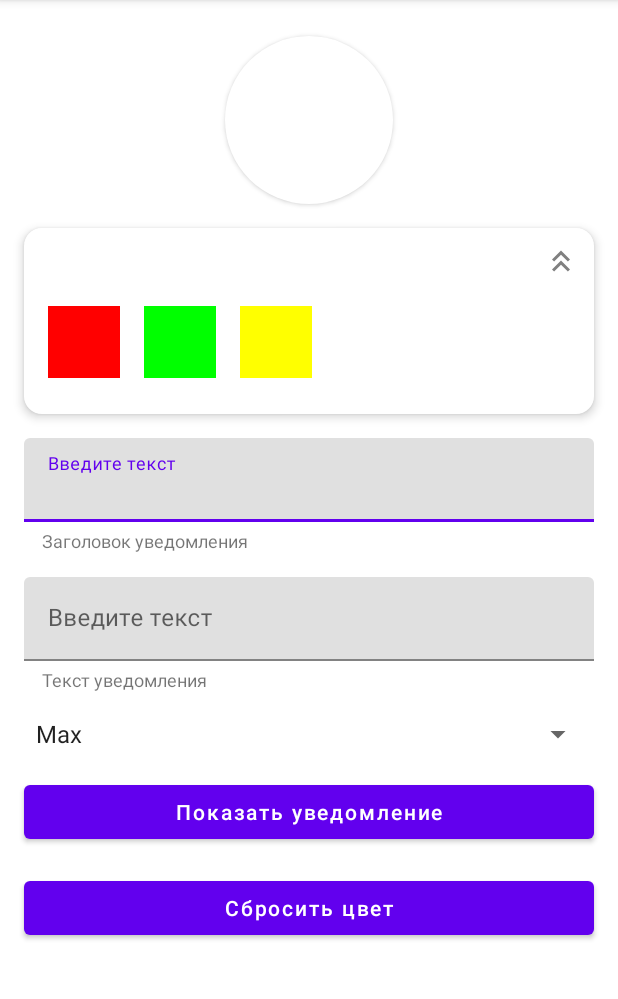
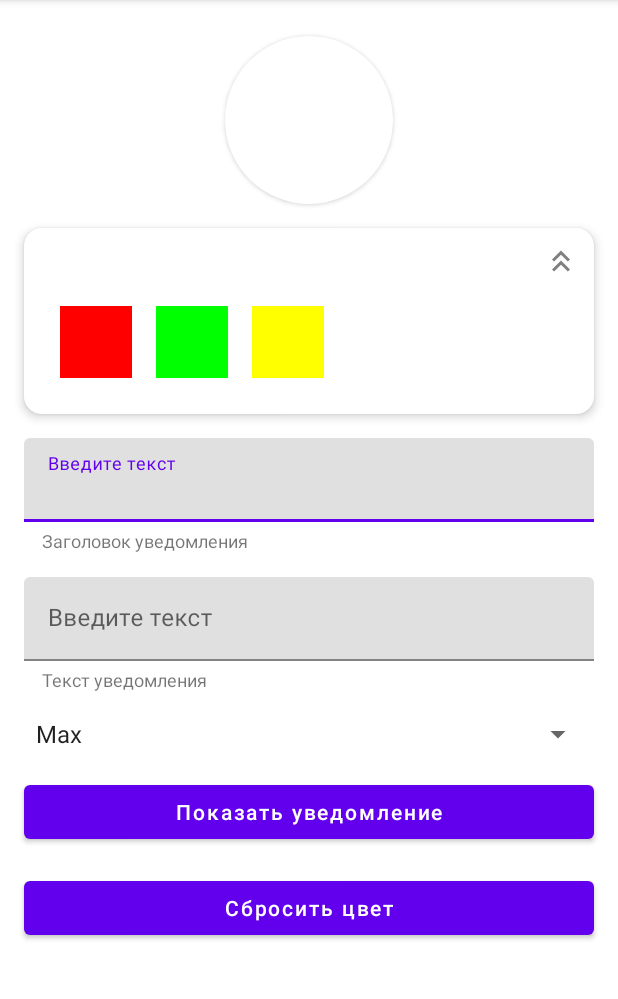
Before and after one commit to Raliiinz/android-development, an Android app: the screen it shows after launch (MainActivity), after a tap on "Стрелка вниз", on a phone screen of 412 x 824 dp, the part 84-1083 px from its top. Run offline under Robolectric (Android 15) with nearby library versions, the phone set to English and light mode, and no system bars; pictures from the network do not load.

Commit message:
Исправлены недочеты

```diff
--- a/app/src/main/java/ru/itis/androiddevelopment/MainActivity.kt
+++ b/app/src/main/java/ru/itis/androiddevelopment/MainActivity.kt
@@ -20,6 +20,7 @@ class MainActivity : BaseActivity(){
     var permissionsHandler: PermissionsHandler? = null
 
     override fun onCreate(savedInstanceState: Bundle?) {
+        setTheme(currentThemeResId)
         super.onCreate(savedInstanceState)
         viewBinding = ActivityMainBinding.inflate(layoutInflater)
         setContentView(viewBinding?.root)
@@ -59,6 +60,11 @@ class MainActivity : BaseActivity(){
         }
     }
 
+    fun applyTheme(themeResId: Int) {
+        currentThemeResId = themeResId
+        recreate()
+    }
+
     private fun showToast(message: String) {
         Toast.makeText(this, message, Toast.LENGTH_SHORT).show()
     }
@@ -69,4 +75,8 @@ class MainActivity : BaseActivity(){
         permissionsHandler = null
         super.onDestroy()
     }
+
+    companion object {
+        var currentThemeResId: Int = R.style.Base_Theme_AndroidDevelopment
+    }
 }
--- /dev/null
+++ b/app/src/main/java/ru/itis/androiddevelopment/adapter/ColorsAdapter.kt
@@ -0,0 +1,35 @@
+package ru.itis.androiddevelopment.adapter
+
+import android.view.LayoutInflater
+import android.view.ViewGroup
+import androidx.recyclerview.widget.RecyclerView
+import ru.itis.androiddevelopment.databinding.ItemColorBinding
+
+class ColorsAdapter(
+    private val colors: List<Int>,
+    private val onClick: (Int) -> Unit
+) : RecyclerView.Adapter<ColorsAdapter.ColorViewHolder>() {
+
+    override fun onCreateViewHolder(parent: ViewGroup, viewType: Int): ColorViewHolder {
+        val binding = ItemColorBinding.inflate(LayoutInflater.from(parent.context),parent,false)
+        return ColorViewHolder(binding = binding)
+    }
+
+    override fun onBindViewHolder(holder: ColorViewHolder, position: Int) {
+        holder.bind(colors[position])
+    }
+
+    override fun getItemCount() = colors.size
+
+    inner class ColorViewHolder(private val binding: ItemColorBinding) :
+        RecyclerView.ViewHolder(binding.root) {
+
+        private val colorView = binding.colorView
+        fun bind(color: Int) {
+            colorView.setBackgroundColor(color)
+            colorView.setOnClickListener {
+                onClick(color)
+            }
+        }
+    }
+}
--- a/app/src/main/java/ru/itis/androiddevelopment/fragments/MainFragment.kt
+++ b/app/src/main/java/ru/itis/androiddevelopment/fragments/MainFragment.kt
@@ -4,6 +4,7 @@ import android.annotation.SuppressLint
 import android.app.Activity
 import android.app.AlertDialog
 import android.content.Intent
+import android.graphics.Color
 import android.net.Uri
 import android.os.Bundle
 import android.provider.MediaStore
@@ -14,27 +15,24 @@ import android.widget.Toast
 import androidx.activity.result.contract.ActivityResultContracts
 import androidx.core.view.isVisible
 import androidx.fragment.app.Fragment
+import androidx.recyclerview.widget.LinearLayoutManager
 import com.bumptech.glide.Glide
 import ru.itis.androiddevelopment.MainActivity
 import ru.itis.androiddevelopment.R
+import ru.itis.androiddevelopment.adapter.ColorsAdapter
 import ru.itis.androiddevelopment.databinding.FragmentMainBinding
 import ru.itis.androiddevelopment.model.NotificationData
+import ru.itis.androiddevelopment.model.NotificationLevel
 import ru.itis.androiddevelopment.model.NotificationType
+import ru.itis.androiddevelopment.repository.ColorRepository
+import ru.itis.androiddevelopment.repository.ColorRepositoryImpl
 import ru.itis.androiddevelopment.utils.NotificationsHandler
-import ru.itis.androiddevelopment.utils.PermissionsHandler
 
 class MainFragment: Fragment(R.layout.fragment_main) {
     private var viewBinding: FragmentMainBinding? = null
     private var notificationsHandler: NotificationsHandler? = null
     private var notificationCounter = 0
-    private var permissionsHandler: PermissionsHandler? = null
-
-
-    override fun onCreate(savedInstanceState: Bundle?) {
-        requireActivity().setTheme(currentThemeResId)
-        super.onCreate(savedInstanceState)
-    }
-
+    private val colorRepository: ColorRepository = ColorRepositoryImpl()
 
     override fun onViewCreated(view: View, savedInstanceState: Bundle?) {
         super.onViewCreated(view, savedInstanceState)
@@ -43,15 +41,14 @@ class MainFragment: Fragment(R.layout.fragment_main) {
             notificationsHandler = (requireActivity() as? MainActivity)?.notificationsHandler
         }
 
-        // Инициализация PermissionsHandler
-        permissionsHandler = PermissionsHandler(
-            onSinglePermissionGranted = { openGallery() },
-            onSinglePermissionDenied = { showToast(getString(R.string.permission_denied))}
-        ).apply {
-            initContracts(requireActivity() as MainActivity)
-        }
+        initColors()
+        initViews()
+    }
 
-        initViews()
+    private fun initColors() {
+        colorRepository.addColor(Color.RED)
+        colorRepository.addColor(Color.GREEN)
+        colorRepository.addColor(Color.YELLOW)
     }
 
     private fun initViews() {
@@ -65,9 +62,10 @@ class MainFragment: Fragment(R.layout.fragment_main) {
             circularImageView.setOnClickListener { showImageOptionsDialog() }
             btnDelete.setOnClickListener { clearImage() }
 
-            redColor.setOnClickListener { applyTheme(R.style.RedTheme) }
-            greenColor.setOnClickListener { applyTheme(R.style.GreenTheme) }
-            yellowColor.setOnClickListener { applyTheme(R.style.YellowTheme) }
+            colorsRecyclerView.adapter = ColorsAdapter(colorRepository.getAllColors()) { color ->
+                applyTheme(getThemeForColor(color))
+            }
+            colorsRecyclerView.layoutManager = LinearLayoutManager(requireContext(), LinearLayoutManager.HORIZONTAL, false)
             dropDownBtn.setOnClickListener { toggleDropDown() }
             btnResetTheColor.setOnClickListener { applyTheme(R.style.Base_Theme_AndroidDevelopment) }
         }
@@ -108,10 +106,10 @@ class MainFragment: Fragment(R.layout.fragment_main) {
     }
 
     private fun getNotificationType(importance: String): NotificationType {
-        return when (importance) {
-            "Max" -> NotificationType.URGENT
-            "High" -> NotificationType.PRIVATE
-            "Low" -> NotificationType.LOW
+        return when (NotificationLevel.fromString(importance)) {
+            NotificationLevel.MAX -> NotificationType.URGENT
+            NotificationLevel.HIGH -> NotificationType.PRIVATE
+            NotificationLevel.LOW -> NotificationType.LOW
             else -> NotificationType.DEFAULT
         }
     }
@@ -127,9 +125,12 @@ class MainFragment: Fragment(R.layout.fragment_main) {
             .setTitle(getString(R.string.choose_action))
             .setItems(options) { _, which ->
                 when (which) {
-                    0 -> loadImage() // Загрузка из интернета
-                    1 -> permissionsHandler?.requestSinglePermission(android.Manifest.permission.READ_EXTERNAL_STORAGE)
-                    // Выбор из галереи
+                    0 -> loadImage()
+                    1 -> (requireActivity() as? MainActivity)?.permissionsHandler?.requestSinglePermission(
+                        permission = android.Manifest.permission.READ_EXTERNAL_STORAGE,
+                        onGranted = { openGallery() },
+                        onDenied = { showToast(getString(R.string.permission_denied)) }
+                    )
                 }
             }
             .show()
@@ -207,10 +208,19 @@ class MainFragment: Fragment(R.layout.fragment_main) {
         viewBinding?.btnDelete?.isVisible = false
     }
 
+    private fun getThemeForColor(color: Int): Int {
+        return when (color) {
+            Color.RED -> R.style.RedTheme
+            Color.GREEN -> R.style.GreenTheme
+            Color.YELLOW -> R.style.YellowTheme
+            else -> R.style.Base_Theme_AndroidDevelopment
+        }
+    }
+
     private fun toggleDropDown() {
         viewBinding?.apply {
-            val isDropDownVisible = colorContainer.isVisible
-            colorContainer.visibility = if (isDropDownVisible) View.GONE else View.VISIBLE
+            val isDropDownVisible = colorsRecyclerView.isVisible
+            colorsRecyclerView.visibility = if (isDropDownVisible) View.GONE else View.VISIBLE
             dropDownBtn.setImageResource(
                 if (isDropDownVisible) R.drawable.ic_baseline_keyboard_double_arrow_down_24
                 else R.drawable.ic_baseline_keyboard_double_arrow_up_24
@@ -219,8 +229,7 @@ class MainFragment: Fragment(R.layout.fragment_main) {
     }
 
     private fun applyTheme(themeResId: Int) {
-        currentThemeResId = themeResId
-        requireActivity().recreate()
+        (requireActivity() as? MainActivity)?.applyTheme(themeResId)
     }
 
     private fun showToast(message: String) {
@@ -231,11 +240,9 @@ class MainFragment: Fragment(R.layout.fragment_main) {
         super.onDestroy()
         viewBinding = null
         notificationsHandler = null
-        permissionsHandler = null
     }
 
     companion object {
         const val MAIN_FRAGMENT_TAG = "MAIN_FRAGMENT_TAG"
-        private var currentThemeResId: Int = R.style.Base_Theme_AndroidDevelopment
     }
 }
--- /dev/null
+++ b/app/src/main/java/ru/itis/androiddevelopment/repository/ColorRepository.kt
@@ -0,0 +1,8 @@
+package ru.itis.androiddevelopment.repository
+
+interface ColorRepository {
+    fun addColor(color: Int)
+    fun removeColor(color: Int)
+    fun getAllColors(): List<Int>
+    fun containsColor(color: Int): Boolean
+}
--- /dev/null
+++ b/app/src/main/java/ru/itis/androiddevelopment/repository/ColorRepositoryIml.kt
@@ -0,0 +1,23 @@
+package ru.itis.androiddevelopment.repository
+
+class ColorRepositoryImpl : ColorRepository {
+    private val colors = mutableListOf<Int>()
+
+    override fun addColor(color: Int) {
+        if (!colors.contains(color)) {
+            colors.add(color)
+        }
+    }
+
+    override fun removeColor(color: Int) {
+        colors.remove(color)
+    }
+
+    override fun getAllColors(): List<Int> {
+        return colors.toList()
+    }
+
+    override fun containsColor(color: Int): Boolean {
+        return colors.contains(color)
+    }
+}
--- a/app/src/main/java/ru/itis/androiddevelopment/utils/PermissionsHandler.kt
+++ b/app/src/main/java/ru/itis/androiddevelopment/utils/PermissionsHandler.kt
@@ -5,8 +5,8 @@ import androidx.activity.result.contract.ActivityResultContracts
 import androidx.appcompat.app.AppCompatActivity
 
 class PermissionsHandler (
-    private val onSinglePermissionGranted: (() -> Unit)? = null,
-    private val onSinglePermissionDenied: (() -> Unit)? = null
+    private var onSinglePermissionGranted: (() -> Unit)? = null,
+    private var onSinglePermissionDenied: (() -> Unit)? = null
 ) {
 
     private var activity: AppCompatActivity? = null
@@ -29,8 +29,15 @@ class PermissionsHandler (
                 }
         }
     }
+    fun requestSinglePermission(
+        permission: String,
+        onGranted: (() -> Unit)? = null,
+        onDenied: (() -> Unit)? = null
+    ) {
+        // Обновляем колбэки для текущего запроса
+        onSinglePermissionGranted = onGranted
+        onSinglePermissionDenied = onDenied
 
-    fun requestSinglePermission(permission: String) {
         singlePermissionResult?.launch(permission)
     }
 }
--- a/app/src/main/res/layout/fragment_main.xml
+++ b/app/src/main/res/layout/fragment_main.xml
@@ -63,38 +63,12 @@
                 android:contentDescription="@string/drop_down" />
         </LinearLayout>
 
-        <LinearLayout
-            android:id="@+id/colorContainer"
+        <androidx.recyclerview.widget.RecyclerView
+            android:id="@+id/colorsRecyclerView"
             android:layout_width="match_parent"
             android:layout_height="wrap_content"
-            android:orientation="horizontal"
             android:visibility="gone"
-            android:layout_marginVertical="8dp">
-
-            <ImageView
-                android:id="@+id/redColor"
-                android:layout_width="48dp"
-                android:layout_height="48dp"
-                android:layout_margin="8dp"
-                android:background="#FF0000"
-                android:contentDescription="@string/red_color" />
-
-            <ImageView
-                android:id="@+id/greenColor"
-                android:layout_width="48dp"
-                android:layout_height="48dp"
-                android:layout_margin="8dp"
-                android:background="#00FF00"
-                android:contentDescription="@string/green_color" />
-
-            <ImageView
-                android:id="@+id/yellowColor"
-                android:layout_width="48dp"
-                android:layout_height="48dp"
-                android:layout_margin="8dp"
-                android:background="#FFFF00"
-                android:contentDescription="@string/yellow_color" />
-        </LinearLayout>
+            android:layout_margin="8dp" />
 
     </LinearLayout>
 
--- /dev/null
+++ b/app/src/main/res/layout/item_color.xml
@@ -0,0 +1,13 @@
+<?xml version="1.0" encoding="utf-8"?>
+<FrameLayout xmlns:android="http://schemas.android.com/apk/res/android"
+    android:layout_width="wrap_content"
+    android:layout_height="wrap_content"
+    android:layout_margin="8dp">
+
+    <ImageView
+        android:id="@+id/colorView"
+        android:layout_width="48dp"
+        android:layout_height="48dp"
+        android:background="@color/white"
+        android:contentDescription="@string/color" />
+</FrameLayout>
--- a/app/src/main/res/values/strings.xml
+++ b/app/src/main/res/values/strings.xml
@@ -25,6 +25,7 @@
     <string name="launched_from_notification">Приложение запущено из уведомления</string>
     <string name="permission_notifications_granted">Разрешение на уведомления предоставлено</string>
     <string name="permission_notifications_denied">Разрешение на уведомления отклонено</string>
+    <string name="color">цвет</string>
 
 
     <string-array name="importance_array">
```
Also changed, not shown: app/src/main/java/ru/itis/androiddevelopment/model/NotificationLevel.kt (added, +14 -0 lines), app/src/main/java/ru/itis/androiddevelopment/model/NotificationType.kt (line endings or trailing spaces).
